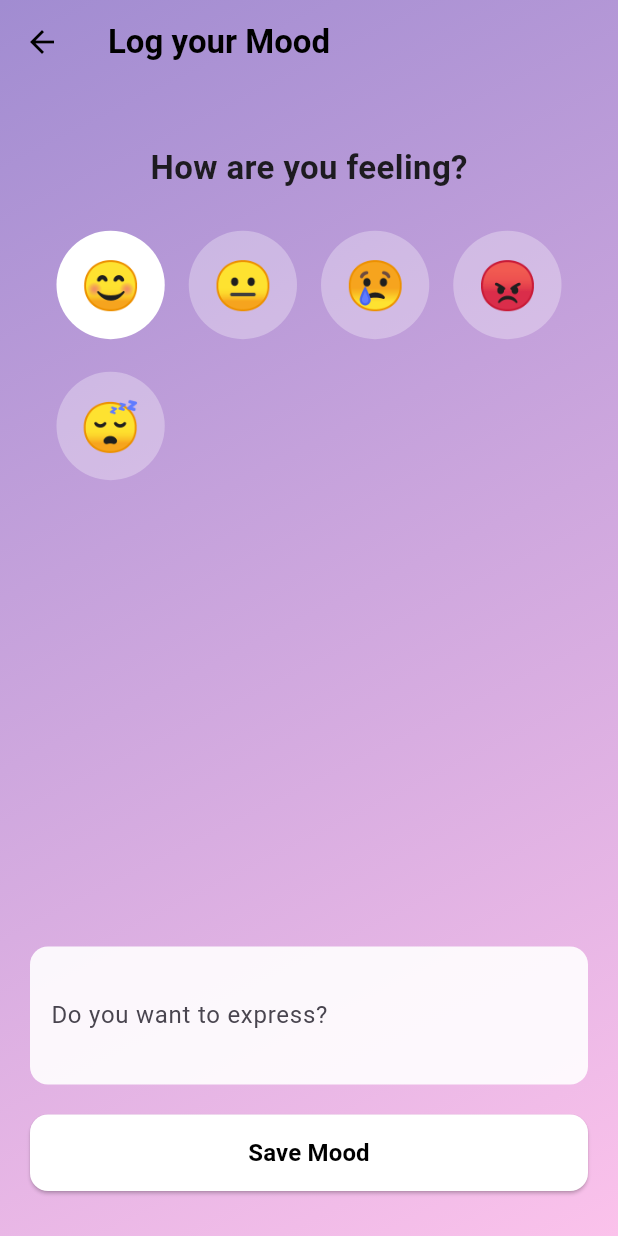
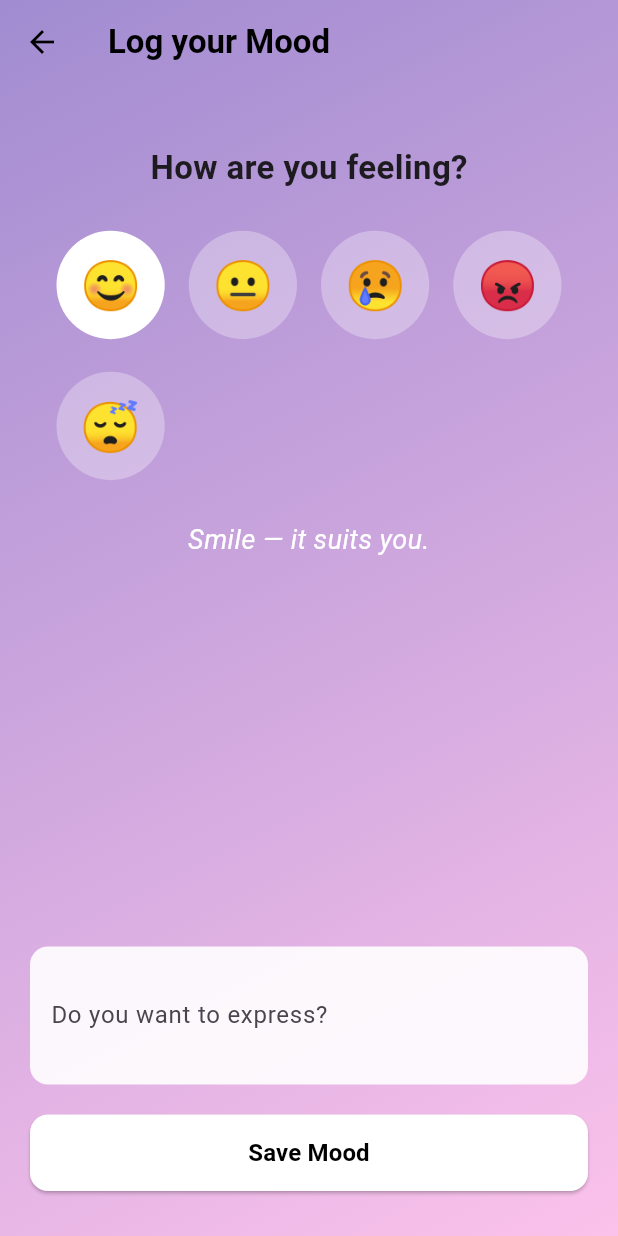
Before and after one commit to poojaaa01/fyp, a Flutter app: the MoodLogScreen screen opened directly, after a tap on an icon or button, on a phone screen of 412 x 824 dp. Run offline on Flutter 3.47's test engine with Material 3 defaults, Android fonts, the phone set to English and light mode, and no system bars; our stand-ins replace card_swiper, cloud_firestore, fancy_shimmer_image, firebase_auth, firebase_core, firebase_storage and 6 more; missing offline and left inert: dynamic_height_grid_view, firebase_app_check; accounts and stored records are empty.

Commit message:
Update: Finlized Mood Tracker Feature

```diff
--- a/lib/main.dart
+++ b/lib/main.dart
@@ -10,9 +10,11 @@ import 'package:fyp/root_screen.dart';
 import 'package:fyp/screens/auth/forgot_password.dart';
 import 'package:fyp/screens/auth/login.dart';
 import 'package:fyp/screens/auth/register.dart';
+import 'package:fyp/screens/home_screen.dart';
 import 'package:fyp/screens/inner_screen/doc_details.dart';
 import 'package:fyp/screens/inner_screen/orders/orders_screen.dart';
 import 'package:fyp/screens/inner_screen/recent_activity.dart';
+import 'package:fyp/screens/mood/mood_tracker_screen.dart';
 import 'package:provider/provider.dart';
 import 'package:fyp/providers/theme_provider.dart';
 import 'consts/theme_data.dart';
@@ -112,6 +114,7 @@ class MyApp extends StatelessWidget {
                   ForgotPasswordScreen.routeName:
                       (context) => const ForgotPasswordScreen(),
                   OrdersScreenFree.routeName: (context) => const OrdersScreenFree(),
+                  MoodTrackerScreen.routeName: (context) => const MoodTrackerScreen(),
                 },
               );
             },
--- a/lib/screens/mood/mood_log_screen.dart
+++ b/lib/screens/mood/mood_log_screen.dart
@@ -1,6 +1,9 @@
+import 'dart:math';
 import 'package:flutter/material.dart';
+import 'package:fyp/root_screen.dart';
 import 'package:provider/provider.dart';
 import '../../providers/mood_provider.dart';
+import 'mood_tracker_screen.dart';
 
 class MoodLogScreen extends StatefulWidget {
   const MoodLogScreen({Key? key}) : super(key: key);
@@ -11,9 +14,51 @@ class MoodLogScreen extends StatefulWidget {
 
 class _MoodLogScreenState extends State<MoodLogScreen> {
   String? selectedMood;
+  String? selectedQuote;
   final TextEditingController _noteController = TextEditingController();
+  final Random _random = Random();
 
   final List<String> moods = ['😊', '😐', '😢', '😡', '😴'];
+
+  final Map<String, List<String>> moodQuotes = {
+    '😊': [
+      'Happiness is a choice, not a result.',
+      'Smile — it suits you.',
+      'Good vibes only today!',
+    ],
+    '😐': [
+      'Stay calm, everything will fall into place.',
+      'Not every day needs to be exciting.',
+      'Neutral is okay too — embrace it.',
+    ],
+    '😢': [
+      'Tough times never last, but tough people do.',
+      'It’s okay to feel down — brighter days are ahead.',
+      'Crying is a sign of strength, not weakness.',
+    ],
+    '😡': [
+      'Breathe. It’s just a bad moment, not a bad life.',
+      'Anger doesn’t solve problems, calm does.',
+      'Step back, refocus, rise again.',
+    ],
+    '😴': [
+      'Rest is productive too — take your time.',
+      'Sleep is the best meditation.',
+      'Recharge. You’ll shine tomorrow.',
+    ],
+  };
+
+  void _selectMood(String mood) {
+    setState(() {
+      selectedMood = mood;
+      final quotes = moodQuotes[mood];
+      if (quotes != null && quotes.isNotEmpty) {
+        selectedQuote = quotes[_random.nextInt(quotes.length)];
+      } else {
+        selectedQuote = null;
+      }
+    });
+  }
 
   @override
   Widget build(BuildContext context) {
@@ -27,10 +72,8 @@ class _MoodLogScreenState extends State<MoodLogScreen> {
           style: TextStyle(
             fontSize: 22,
             fontWeight: FontWeight.bold,
-            //color: Colors.white,
           ),
         ),
-       // iconTheme: const IconThemeData(color: Colors.white),
       ),
       body: Container(
         decoration: const BoxDecoration(
@@ -49,7 +92,6 @@ class _MoodLogScreenState extends State<MoodLogScreen> {
                 style: TextStyle(
                   fontSize: 22,
                   fontWeight: FontWeight.w600,
-                  //color: Colors.white,
                 ),
               ),
               const SizedBox(height: 24),
@@ -59,11 +101,7 @@ class _MoodLogScreenState extends State<MoodLogScreen> {
                   runSpacing: 16,
                   children: moods.map((mood) {
                     return GestureDetector(
-                      onTap: () {
-                        setState(() {
-                          selectedMood = mood;
-                        });
-                      },
+                      onTap: () => _selectMood(mood),
                       child: Container(
                         padding: const EdgeInsets.all(16),
                         decoration: BoxDecoration(
@@ -81,6 +119,24 @@ class _MoodLogScreenState extends State<MoodLogScreen> {
                   }).toList(),
                 ),
               ),
+              const SizedBox(height: 24),
+
+              // Display Random Quote
+              if (selectedQuote != null)
+                Padding(
+                  padding: const EdgeInsets.symmetric(horizontal: 20.0),
+                  child: Text(
+                    selectedQuote!,
+                    textAlign: TextAlign.center,
+                    style: const TextStyle(
+                      fontSize: 18,
+                      fontStyle: FontStyle.italic,
+                      color: Colors.white,
+                      height: 1.4,
+                    ),
+                  ),
+                ),
+
               const Spacer(),
               Padding(
                 padding: const EdgeInsets.symmetric(horizontal: 20),
@@ -121,7 +177,7 @@ class _MoodLogScreenState extends State<MoodLogScreen> {
                       );
 
                       if (!mounted) return;
-                      Navigator.pop(context);
+                      Navigator.pushReplacementNamed(context, RootScreen.routeName);
                     },
                     child: const Text(
                       "Save Mood",
--- a/pubspec.yaml
+++ b/pubspec.yaml
@@ -53,6 +53,7 @@ dependencies:
   firebase_storage: ^12.4.5
   google_sign_in: ^6.3.0
   firebase_app_check: ^0.3.2+5
+  intl: ^0.20.2
 
 
 
```
Also changed, not shown: lib/screens/auth/login.dart (+19 -38 lines), lib/screens/mood/mood_history_screen.dart (+16 -5 lines), lib/screens/mood/mood_tracker_screen.dart (+9 -2 lines), pubspec.lock.
